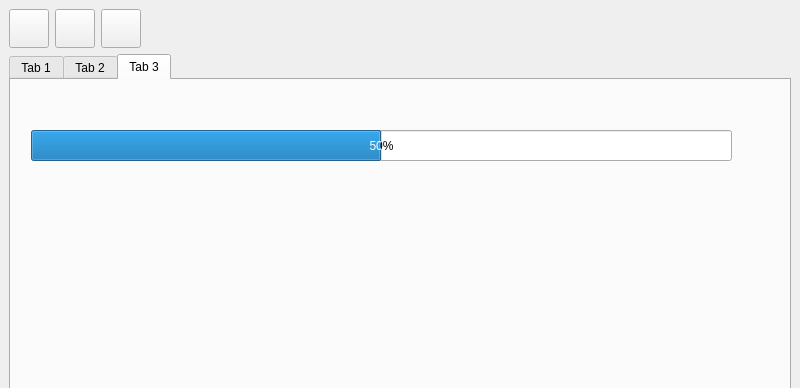
Above: Qt-Widgets-Examples/QSS-Example/src/view/ui/MainWindow.ui from STyulenev/Qt-CPP-Examples before the change; both pictures show x 0 to 800 and y 0 to 388 of the 800 by 600 pixel window. Below: the same form after it.
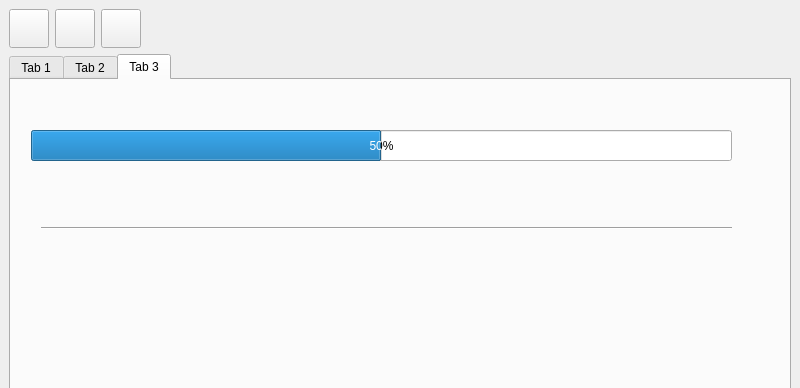
That is the form after the change. The open tabs and pages were chosen to show the change. Icons and pictures are not drawn.

Commit message: Added style for VLine/HLine

What changed in the file:
```diff
--- a/Qt-Widgets-Examples/QSS-Example/src/view/ui/MainWindow.ui
+++ b/Qt-Widgets-Examples/QSS-Example/src/view/ui/MainWindow.ui
@@ -269,6 +269,19 @@
          <number>50</number>
         </property>
        </widget>
+       <widget class="Line" name="line">
+        <property name="geometry">
+         <rect>
+          <x>30</x>
+          <y>140</y>
+          <width>691</width>
+          <height>16</height>
+         </rect>
+        </property>
+        <property name="orientation">
+         <enum>Qt::Horizontal</enum>
+        </property>
+       </widget>
       </widget>
      </widget>
     </item>
```
Left out of the diff: 2 changed lines with no effect on the pictures. The commit also changes 1 other file.
